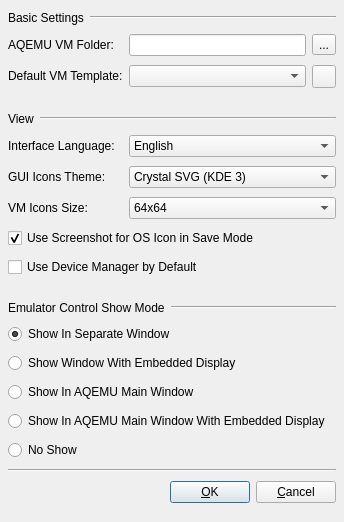
The window that Settings_Window.ui (qunying/aqemu-old) describes before a commit, drawn with Qt 5.
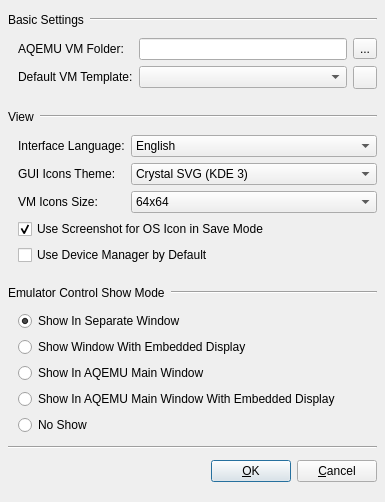
The same window after the commit. Icons and pictures are not drawn.

Commit message: Improve Device Manager, Added QEMU 0.13 support, GUI restyling

Patch:
```diff
--- a/Settings_Window.ui
+++ b/Settings_Window.ui
@@ -1,13 +1,13 @@
 <ui version="4.0" >
  <author>Andrey Rijov</author>
  <class>Settings_Window</class>
- <widget class="QDialog" name="Settings_Window" >
-  <property name="geometry" >
+ <widget class="QDialog" name="Settings_Window">
+  <property name="geometry">
    <rect>
     <x>0</x>
     <y>0</y>
-    <width>344</width>
-    <height>522</height>
+    <width>385</width>
+    <height>502</height>
    </rect>
   </property>
   <property name="windowTitle" >
@@ -17,13 +17,13 @@
    <iconset resource="images.qrc" >
     <normaloff>:/configure.png</normaloff>:/configure.png</iconset>
   </property>
-  <layout class="QGridLayout" name="gridLayout" >
-   <item row="0" column="0" colspan="3" >
-    <layout class="QHBoxLayout" name="horizontalLayout_3" >
+  <layout class="QVBoxLayout" name="verticalLayout_2">
      <item>
-      <widget class="QLabel" name="Label_General" >
-       <property name="sizePolicy" >
-        <sizepolicy vsizetype="Preferred" hsizetype="Maximum" >
+    <layout class="QHBoxLayout" name="horizontalLayout_3">
+     <item>
+      <widget class="QLabel" name="Label_General">
+       <property name="sizePolicy">
+        <sizepolicy hsizetype="Maximum" vsizetype="Preferred">
          <horstretch>0</horstretch>
          <verstretch>0</verstretch>
         </sizepolicy>
@@ -42,10 +42,15 @@
      </item>
     </layout>
    </item>
-   <item row="1" column="0" >
-    <widget class="QLabel" name="Label_VM_Folder" >
-     <property name="sizePolicy" >
-      <sizepolicy vsizetype="Preferred" hsizetype="Maximum" >
+   <item>
+    <layout class="QGridLayout" name="gridLayout">
+     <property name="leftMargin">
+      <number>10</number>
+     </property>
+     <item row="0" column="0">
+      <widget class="QLabel" name="Label_VM_Folder">
+       <property name="sizePolicy">
+        <sizepolicy hsizetype="Maximum" vsizetype="Preferred">
        <horstretch>0</horstretch>
        <verstretch>0</verstretch>
       </sizepolicy>
@@ -55,12 +60,12 @@
      </property>
     </widget>
    </item>
-   <item row="1" column="1" >
-    <widget class="QLineEdit" name="Edit_VM_Folder" />
-   </item>
-   <item row="1" column="2" >
-    <widget class="QToolButton" name="TB_VM_Folder" >
-     <property name="text" >
+     <item row="0" column="1">
+      <widget class="QLineEdit" name="Edit_VM_Folder"/>
+     </item>
+     <item row="0" column="2">
+      <widget class="QToolButton" name="TB_VM_Folder">
+       <property name="text">
       <string>...</string>
      </property>
      <property name="icon" >
@@ -69,10 +74,10 @@
      </property>
     </widget>
    </item>
-   <item row="2" column="0" >
-    <widget class="QLabel" name="Label_Default_VM_Template" >
-     <property name="sizePolicy" >
-      <sizepolicy vsizetype="Fixed" hsizetype="Fixed" >
+     <item row="1" column="0">
+      <widget class="QLabel" name="Label_Default_VM_Template">
+       <property name="sizePolicy">
+        <sizepolicy hsizetype="Fixed" vsizetype="Fixed">
        <horstretch>0</horstretch>
        <verstretch>0</verstretch>
       </sizepolicy>
@@ -85,19 +90,19 @@
      </property>
     </widget>
    </item>
-   <item row="2" column="1" >
-    <widget class="QComboBox" name="CB_Default_VM_Template" >
-     <property name="sizePolicy" >
-      <sizepolicy vsizetype="Fixed" hsizetype="Minimum" >
+     <item row="1" column="1">
+      <widget class="QComboBox" name="CB_Default_VM_Template">
+       <property name="sizePolicy">
+        <sizepolicy hsizetype="Minimum" vsizetype="Fixed">
        <horstretch>0</horstretch>
        <verstretch>0</verstretch>
       </sizepolicy>
      </property>
     </widget>
    </item>
-   <item row="2" column="2" >
-    <widget class="QToolButton" name="Button_Create_Template_from_VM" >
-     <property name="toolTip" >
+     <item row="1" column="2">
+      <widget class="QToolButton" name="Button_Create_Template_from_VM">
+       <property name="toolTip">
       <string>Create Template</string>
      </property>
      <property name="text" >
@@ -109,28 +114,30 @@
      </property>
     </widget>
    </item>
-   <item row="3" column="0" colspan="3" >
-    <spacer name="verticalSpacer" >
-     <property name="orientation" >
+    </layout>
+   </item>
+   <item>
+    <spacer name="verticalSpacer">
+     <property name="orientation">
       <enum>Qt::Vertical</enum>
      </property>
      <property name="sizeType" >
       <enum>QSizePolicy::Fixed</enum>
      </property>
-     <property name="sizeHint" stdset="0" >
+     <property name="sizeHint" stdset="0">
       <size>
-       <width>20</width>
-       <height>15</height>
+       <width>50</width>
+       <height>10</height>
       </size>
      </property>
     </spacer>
    </item>
-   <item row="4" column="0" colspan="3" >
-    <layout class="QHBoxLayout" name="horizontalLayout_2" >
      <item>
-      <widget class="QLabel" name="Label_View" >
-       <property name="sizePolicy" >
-        <sizepolicy vsizetype="Preferred" hsizetype="Maximum" >
+    <layout class="QHBoxLayout" name="horizontalLayout_2">
+     <item>
+      <widget class="QLabel" name="Label_View">
+       <property name="sizePolicy">
+        <sizepolicy hsizetype="Maximum" vsizetype="Preferred">
          <horstretch>0</horstretch>
          <verstretch>0</verstretch>
         </sizepolicy>
@@ -149,10 +156,15 @@
      </item>
     </layout>
    </item>
-   <item row="5" column="0" >
-    <widget class="QLabel" name="Label_Language" >
-     <property name="sizePolicy" >
-      <sizepolicy vsizetype="Preferred" hsizetype="Maximum" >
+   <item>
+    <layout class="QGridLayout" name="gridLayout_2">
+     <property name="leftMargin">
+      <number>10</number>
+     </property>
+     <item row="0" column="0">
+      <widget class="QLabel" name="Label_Language">
+       <property name="sizePolicy">
+        <sizepolicy hsizetype="Maximum" vsizetype="Preferred">
        <horstretch>0</horstretch>
        <verstretch>0</verstretch>
       </sizepolicy>
@@ -162,8 +174,8 @@
      </property>
     </widget>
    </item>
-   <item row="5" column="1" colspan="2" >
-    <widget class="QComboBox" name="CB_Language" >
+     <item row="0" column="1">
+      <widget class="QComboBox" name="CB_Language">
      <item>
       <property name="text" >
        <string>English</string>
@@ -171,15 +183,15 @@
      </item>
     </widget>
    </item>
-   <item row="6" column="0" >
-    <widget class="QLabel" name="Label_Icons_Theme" >
-     <property name="text" >
+     <item row="1" column="0">
+      <widget class="QLabel" name="Label_Icons_Theme">
+       <property name="text">
       <string>GUI Icons Theme:</string>
      </property>
     </widget>
    </item>
-   <item row="6" column="1" colspan="2" >
-    <widget class="QComboBox" name="CB_Icons_Theme" >
+     <item row="1" column="1">
+      <widget class="QComboBox" name="CB_Icons_Theme">
      <item>
       <property name="text" >
        <string>Crystal SVG (KDE 3)</string>
@@ -192,16 +204,16 @@
      </item>
     </widget>
    </item>
-   <item row="7" column="0" >
-    <widget class="QLabel" name="Label_VM_Icons_Size" >
-     <property name="text" >
+     <item row="2" column="0">
+      <widget class="QLabel" name="Label_VM_Icons_Size">
+       <property name="text">
       <string>VM Icons Size:</string>
      </property>
     </widget>
    </item>
-   <item row="7" column="1" colspan="2" >
-    <widget class="QComboBox" name="CB_VM_Icons_Size" >
-     <property name="currentIndex" >
+     <item row="2" column="1">
+      <widget class="QComboBox" name="CB_VM_Icons_Size">
+       <property name="currentIndex">
       <number>4</number>
      </property>
      <item>
@@ -231,9 +243,9 @@
      </item>
     </widget>
    </item>
-   <item row="8" column="0" colspan="2" >
-    <widget class="QCheckBox" name="CH_Screenshot_for_OS_Logo" >
-     <property name="text" >
+     <item row="3" column="0" colspan="2">
+      <widget class="QCheckBox" name="CH_Screenshot_for_OS_Logo">
+       <property name="text">
       <string>Use Screenshot for OS Icon in Save Mode</string>
      </property>
      <property name="checked" >
@@ -241,35 +253,37 @@
      </property>
     </widget>
    </item>
-   <item row="9" column="0" colspan="2" >
-    <widget class="QCheckBox" name="CH_Use_Device_Manager" >
-     <property name="text" >
+     <item row="4" column="0" colspan="2">
+      <widget class="QCheckBox" name="CH_Use_Device_Manager">
+       <property name="text">
       <string>Use Device Manager by Default</string>
      </property>
     </widget>
    </item>
-   <item row="10" column="0" colspan="3" >
-    <spacer name="verticalSpacer_2" >
-     <property name="orientation" >
+    </layout>
+   </item>
+   <item>
+    <spacer name="verticalSpacer_2">
+     <property name="orientation">
       <enum>Qt::Vertical</enum>
      </property>
      <property name="sizeType" >
       <enum>QSizePolicy::Fixed</enum>
      </property>
-     <property name="sizeHint" stdset="0" >
+     <property name="sizeHint" stdset="0">
       <size>
-       <width>20</width>
-       <height>15</height>
+       <width>50</width>
+       <height>10</height>
       </size>
      </property>
     </spacer>
    </item>
-   <item row="11" column="0" colspan="3" >
-    <layout class="QHBoxLayout" name="horizontalLayout_5" >
      <item>
-      <widget class="QLabel" name="Label_Emulator_Control_Settings" >
-       <property name="sizePolicy" >
-        <sizepolicy vsizetype="Preferred" hsizetype="Maximum" >
+    <layout class="QHBoxLayout" name="horizontalLayout_5">
+     <item>
+      <widget class="QLabel" name="Label_Emulator_Control_Settings">
+       <property name="sizePolicy">
+        <sizepolicy hsizetype="Maximum" vsizetype="Preferred">
          <horstretch>0</horstretch>
          <verstretch>0</verstretch>
         </sizepolicy>
@@ -288,9 +302,14 @@
      </item>
     </layout>
    </item>
-   <item row="12" column="0" colspan="3" >
-    <widget class="QRadioButton" name="RB_Emul_Show_Window" >
-     <property name="text" >
+   <item>
+    <layout class="QVBoxLayout" name="verticalLayout">
+     <property name="leftMargin">
+      <number>10</number>
+     </property>
+     <item>
+      <widget class="QRadioButton" name="RB_Emul_Show_Window">
+       <property name="text">
       <string>Show In Separate Window</string>
      </property>
      <property name="checked" >
@@ -298,44 +317,46 @@
      </property>
     </widget>
    </item>
-   <item row="13" column="0" colspan="3" >
-    <widget class="QRadioButton" name="RB_Emul_Show_VNC" >
-     <property name="text" >
+     <item>
+      <widget class="QRadioButton" name="RB_Emul_Show_VNC">
+       <property name="text">
       <string>Show Window With Embedded Display</string>
      </property>
     </widget>
    </item>
-   <item row="14" column="0" colspan="3" >
-    <widget class="QRadioButton" name="RB_Emul_Show_In_Main_Window" >
-     <property name="text" >
+     <item>
+      <widget class="QRadioButton" name="RB_Emul_Show_In_Main_Window">
+       <property name="text">
       <string>Show In AQEMU Main Window</string>
      </property>
     </widget>
    </item>
-   <item row="15" column="0" colspan="3" >
-    <widget class="QRadioButton" name="RB_Emul_Show_VNC_In_Main_Window" >
-     <property name="text" >
+     <item>
+      <widget class="QRadioButton" name="RB_Emul_Show_VNC_In_Main_Window">
+       <property name="text">
       <string>Show In AQEMU Main Window With Embedded Display</string>
      </property>
     </widget>
    </item>
-   <item row="16" column="0" colspan="3" >
-    <widget class="QRadioButton" name="RB_Emul_No_Show" >
-     <property name="text" >
+     <item>
+      <widget class="QRadioButton" name="RB_Emul_No_Show">
+       <property name="text">
       <string>No Show</string>
      </property>
     </widget>
    </item>
-   <item row="17" column="0" colspan="3" >
-    <widget class="Line" name="line_2" >
-     <property name="orientation" >
+    </layout>
+   </item>
+   <item>
+    <widget class="Line" name="line_2">
+     <property name="orientation">
       <enum>Qt::Horizontal</enum>
      </property>
     </widget>
    </item>
-   <item row="18" column="0" colspan="3" >
-    <layout class="QHBoxLayout" name="horizontalLayout" >
-     <property name="spacing" >
+   <item>
+    <layout class="QHBoxLayout" name="horizontalLayout">
+     <property name="spacing">
       <number>6</number>
      </property>
      <item>
@@ -377,7 +398,7 @@
    </item>
   </layout>
  </widget>
- <layoutdefault spacing="6" margin="8" />
+ <layoutdefault spacing="6" margin="8"/>
  <tabstops>
   <tabstop>CB_Default_VM_Template</tabstop>
   <tabstop>Button_Create_Template_from_VM</tabstop>
```
Left out of the diff: 97 changed lines with no effect on the pictures. Lines whose indentation alone changed are shown as unchanged. The commit also changes 21 other files.
